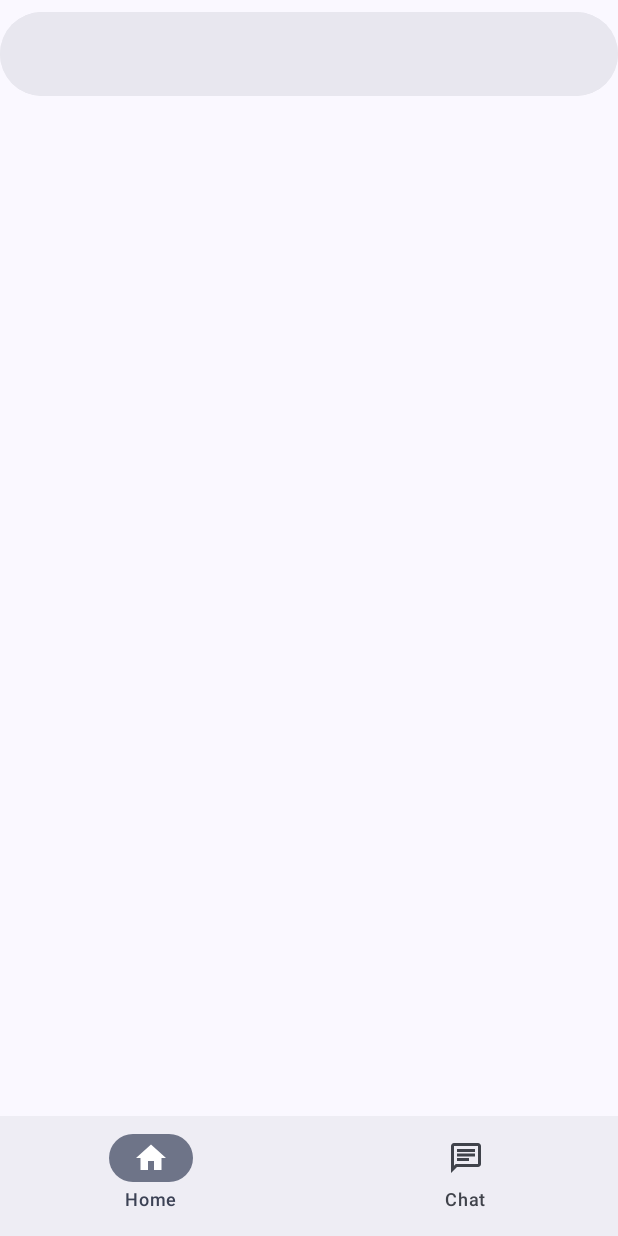
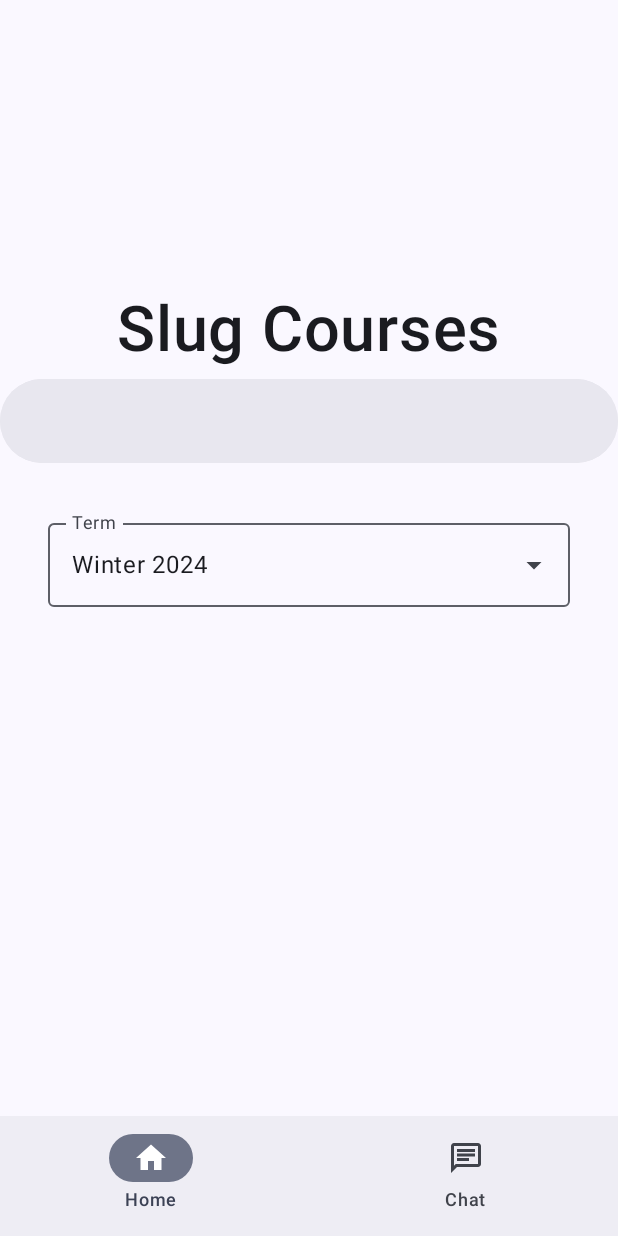
Before and after one commit to prapooskur/SlugCourses, an Android app built with Jetpack Compose: the screen it shows after launch (MainActivity), on a phone screen of 412 x 824 dp. Run offline under Robolectric (Android 15) with nearby library versions, the light colour scheme and no system bars.

Commit message:
better search & dialog dropdown

```diff
--- a/android/app/src/main/java/com/pras/slugcourses/HomeScreen.kt
+++ b/android/app/src/main/java/com/pras/slugcourses/HomeScreen.kt
@@ -1,26 +1,41 @@
 package com.pras.slugcourses
 
+import androidx.compose.foundation.background
+import androidx.compose.foundation.layout.Arrangement
 import androidx.compose.foundation.layout.Column
+import androidx.compose.foundation.layout.Row
 import androidx.compose.foundation.layout.fillMaxSize
+import androidx.compose.foundation.layout.offset
+import androidx.compose.foundation.layout.padding
 import androidx.compose.material3.ExperimentalMaterial3Api
+import androidx.compose.material3.MaterialTheme
 import androidx.compose.material3.SearchBar
+import androidx.compose.material3.Text
 import androidx.compose.runtime.Composable
 import androidx.compose.runtime.getValue
+import androidx.compose.runtime.mutableIntStateOf
 import androidx.compose.runtime.mutableStateOf
 import androidx.compose.runtime.remember
 import androidx.compose.runtime.saveable.rememberSaveable
 import androidx.compose.runtime.setValue
 import androidx.compose.ui.Alignment
 import androidx.compose.ui.Modifier
+import androidx.compose.ui.text.font.FontWeight
+import androidx.compose.ui.tooling.preview.Preview
+import androidx.compose.ui.unit.dp
+import androidx.compose.ui.unit.sp
 import androidx.navigation.NavController
+import androidx.navigation.compose.rememberNavController
 import com.pras.slugcourses.api.Status
 import com.pras.slugcourses.api.Type
+import com.pras.slugcourses.ui.elements.LargeDropdownMenu
 import kotlinx.serialization.encodeToString
 import kotlinx.serialization.json.Json
 
 @OptIn(ExperimentalMaterial3Api::class)
 @Composable
-fun HomeScreen(navController: NavController) {
+@Preview
+fun HomeScreen(navController: NavController = rememberNavController()) {
     var searchText by rememberSaveable { mutableStateOf("") }
     var searchActive by rememberSaveable { mutableStateOf(false) }
 
@@ -44,7 +59,15 @@ fun HomeScreen(navController: NavController) {
         "Fall 2022" to "2228"
     )
 
-    Column(horizontalAlignment = Alignment.CenterHorizontally, modifier = Modifier.fillMaxSize()) {
+    Column(
+        horizontalAlignment = Alignment.CenterHorizontally,
+        verticalArrangement = Arrangement.Center,
+        modifier = Modifier
+            .fillMaxSize()
+            .background(MaterialTheme.colorScheme.surface)
+            .offset(y = -(56).dp)
+    ) {
+        Text("Slug Courses", fontSize = 42.sp, fontWeight = FontWeight.SemiBold)
         SearchBar(
             query = searchText,
             onQueryChange = { searchText = it },
@@ -56,12 +79,23 @@ fun HomeScreen(navController: NavController) {
                 }
                 val status = Json.encodeToString(Status.ALL)
                 val type = Json.encodeToString(listOf(Type.HYBRID, Type.ASYNC, Type.IN_PERSON, Type.SYNC))
-                val gelist = Json.encodeToString(GEList.value)
+                val geList = Json.encodeToString(GEList.value)
                 navController.navigate(
-                    "results/${termMap[termChosen.value]}/${searchText}/${status}/${type}/${gelist}"
+                    "results/${termMap[termChosen.value]}/${searchText}/${status}/${type}/${geList}"
                 )
             }
         ) { /* do nothing */ }
+        Row {
+            val termList = termMap.keys.toList()
+            var selectedIndex by remember { mutableIntStateOf(0) }
+            LargeDropdownMenu(
+                modifier = Modifier.padding(32.dp),
+                label = "Term",
+                items = termList,
+                selectedIndex = selectedIndex,
+                onItemSelected = { index, _ -> selectedIndex = index },
+            )
+        }
     }
 
 }
--- /dev/null
+++ b/android/app/src/main/java/com/pras/slugcourses/ui/elements/BetterDropdown.kt
@@ -0,0 +1,159 @@
+package com.pras.slugcourses.ui.elements
+
+import androidx.compose.foundation.clickable
+import androidx.compose.foundation.layout.Box
+import androidx.compose.foundation.layout.IntrinsicSize
+import androidx.compose.foundation.layout.fillMaxSize
+import androidx.compose.foundation.layout.fillMaxWidth
+import androidx.compose.foundation.layout.height
+import androidx.compose.foundation.layout.padding
+import androidx.compose.foundation.lazy.LazyColumn
+import androidx.compose.foundation.lazy.itemsIndexed
+import androidx.compose.foundation.lazy.rememberLazyListState
+import androidx.compose.foundation.shape.RoundedCornerShape
+import androidx.compose.material.icons.Icons
+import androidx.compose.material.icons.filled.ArrowDropDown
+import androidx.compose.material3.Divider
+import androidx.compose.material3.Icon
+import androidx.compose.material3.LocalContentColor
+import androidx.compose.material3.MaterialTheme
+import androidx.compose.material3.OutlinedTextField
+import androidx.compose.material3.Surface
+import androidx.compose.material3.Text
+import androidx.compose.runtime.Composable
+import androidx.compose.runtime.CompositionLocalProvider
+import androidx.compose.runtime.LaunchedEffect
+import androidx.compose.runtime.getValue
+import androidx.compose.runtime.mutableStateOf
+import androidx.compose.runtime.remember
+import androidx.compose.runtime.setValue
+import androidx.compose.ui.Modifier
+import androidx.compose.ui.draw.clip
+import androidx.compose.ui.draw.rotate
+import androidx.compose.ui.graphics.Color
+import androidx.compose.ui.unit.dp
+import androidx.compose.ui.window.Dialog
+
+@Composable
+fun <T> LargeDropdownMenu(
+    modifier: Modifier = Modifier,
+    enabled: Boolean = true,
+    label: String,
+    notSetLabel: String? = null,
+    items: List<T>,
+    selectedIndex: Int = -1,
+    onItemSelected: (index: Int, item: T) -> Unit,
+    selectedItemToString: (T) -> String = { it.toString() },
+    drawItem: @Composable (T, Boolean, Boolean, () -> Unit) -> Unit = { item, selected, itemEnabled, onClick ->
+        LargeDropdownMenuItem(
+            text = item.toString(),
+            selected = selected,
+            enabled = itemEnabled,
+            onClick = onClick,
+        )
+    },
+) {
+    var expanded by remember { mutableStateOf(false) }
+
+    Box(modifier = modifier.height(IntrinsicSize.Min)) {
+        OutlinedTextField(
+            label = { Text(label) },
+            value = items.getOrNull(selectedIndex)?.let { selectedItemToString(it) } ?: "",
+            enabled = enabled,
+            modifier = Modifier.fillMaxWidth(),
+            trailingIcon = {
+                val rotationAngle = if (expanded) 180f else 0f
+                Icon(
+                    Icons.Filled.ArrowDropDown,
+                    "Dropdown arrow",
+                    modifier = Modifier.rotate(rotationAngle)
+                )
+            },
+            onValueChange = { },
+            readOnly = true,
+        )
+
+        // Transparent clickable surface on top of OutlinedTextField
+        Surface(
+            modifier = Modifier
+                .fillMaxSize()
+                .padding(top = 8.dp)
+                .clip(MaterialTheme.shapes.extraSmall)
+                .clickable(enabled = enabled) { expanded = true },
+            color = Color.Transparent,
+        ) {}
+    }
+
+    if (expanded) {
+        Dialog(
+            onDismissRequest = { expanded = false },
+        ) {
+            Surface(
+                shape = RoundedCornerShape(12.dp),
+            ) {
+                val listState = rememberLazyListState()
+                if (selectedIndex > -1) {
+                    LaunchedEffect("ScrollToSelected") {
+                        listState.scrollToItem(index = selectedIndex)
+                    }
+                }
+
+                LazyColumn(modifier = Modifier.fillMaxWidth(), state = listState) {
+                    if (notSetLabel != null) {
+                        item {
+                            LargeDropdownMenuItem(
+                                text = notSetLabel,
+                                selected = false,
+                                enabled = false,
+                                onClick = { },
+                            )
+                        }
+                    }
+                    itemsIndexed(items) { index, item ->
+                        val selectedItem = index == selectedIndex
+                        drawItem(
+                            item,
+                            selectedItem,
+                            true
+                        ) {
+                            onItemSelected(index, item)
+                            expanded = false
+                        }
+
+                        if (index < items.lastIndex) {
+                            Divider(modifier = Modifier.padding(horizontal = 16.dp))
+                        }
+                    }
+                }
+            }
+        }
+    }
+}
+
+const val ALPHA_DISABLED = 0.38f
+const val ALPHA_FULL = 1f
+@Composable
+fun LargeDropdownMenuItem(
+    text: String,
+    selected: Boolean,
+    enabled: Boolean,
+    onClick: () -> Unit,
+) {
+    val contentColor = when {
+        !enabled -> MaterialTheme.colorScheme.onSurface.copy(alpha = ALPHA_DISABLED)
+        selected -> MaterialTheme.colorScheme.primary.copy(alpha = ALPHA_FULL)
+        else -> MaterialTheme.colorScheme.onSurface.copy(alpha = ALPHA_FULL)
+    }
+
+    CompositionLocalProvider(LocalContentColor provides contentColor) {
+        Box(modifier = Modifier
+            .clickable(enabled) { onClick() }
+            .fillMaxWidth()
+            .padding(16.dp)) {
+            Text(
+                text = text,
+                style = MaterialTheme.typography.titleSmall,
+            )
+        }
+    }
+}
--- a/android/app/src/main/java/com/pras/slugcourses/ui/elements/TopBar.kt
+++ b/android/app/src/main/java/com/pras/slugcourses/ui/elements/TopBar.kt
@@ -7,9 +7,7 @@ import androidx.compose.material3.Icon
 import androidx.compose.material3.IconButton
 import androidx.compose.material3.LargeTopAppBar
 import androidx.compose.material3.Text
-import androidx.compose.material3.TopAppBarDefaults
 import androidx.compose.material3.TopAppBarScrollBehavior
-import androidx.compose.material3.rememberTopAppBarState
 import androidx.compose.runtime.Composable
 import androidx.compose.ui.Modifier
 import androidx.navigation.NavController
```
Also changed, not shown: android/app/src/main/java/com/pras/slugcourses/ResultsScreen.kt (+10 -4 lines).
